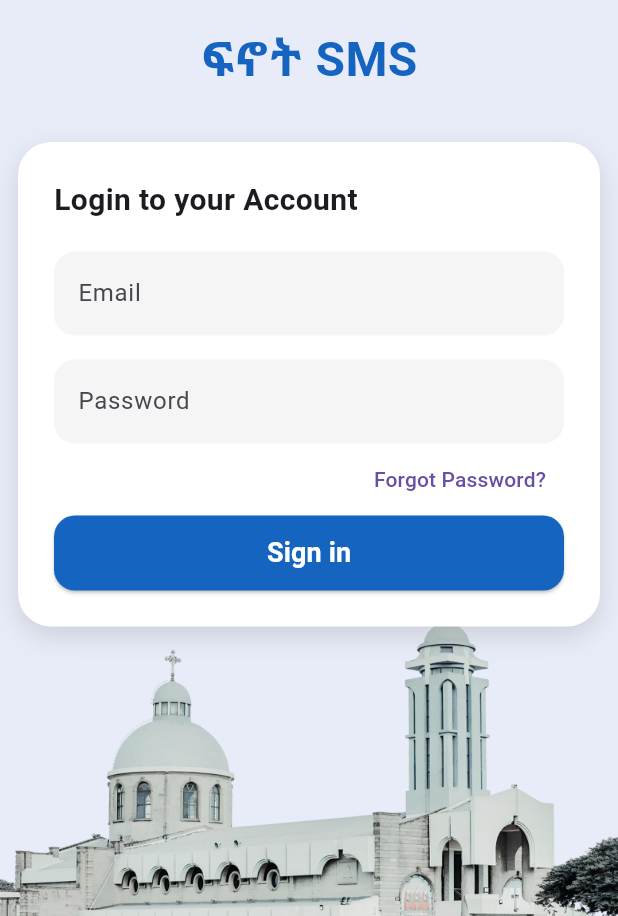
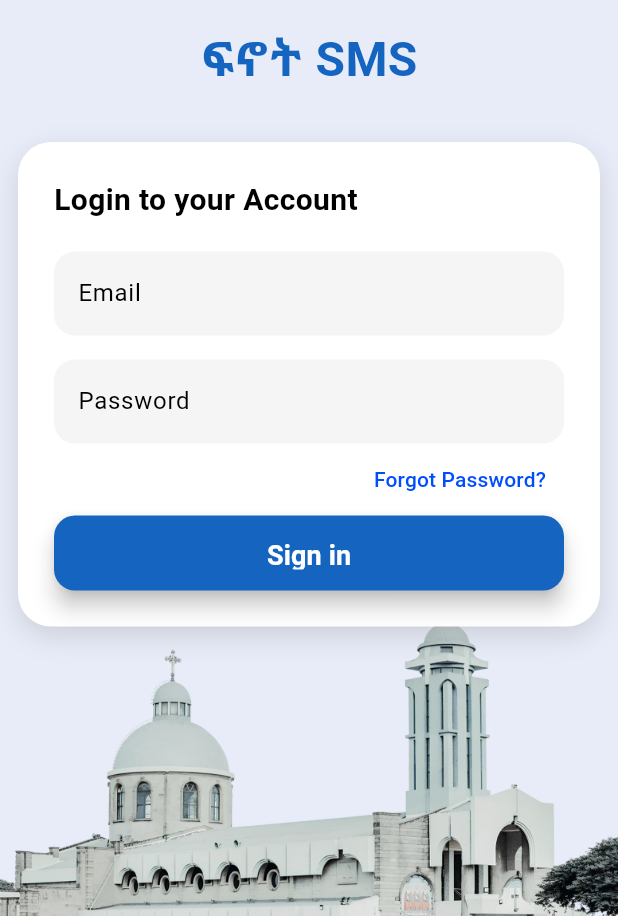
Before and after one commit to DarkerPrince/finote_sms, a Flutter app: the screen it shows after launch, on a phone screen of 412 x 824 dp, the part 320-1236 px from its top. Run offline on Flutter 3.47's test engine with Material 3 defaults, Android fonts, the phone set to English and light mode, and no system bars; our stand-ins replace firebase_auth, firebase_core, flutter_bloc, google_sign_in, shared_preferences; missing offline and left inert: another_telephony, ethiopian_datetime_picker; accounts and stored records are empty.

```diff
--- a/lib/main.dart
+++ b/lib/main.dart
@@ -1,5 +1,6 @@
 import 'package:finote_sms/logic/sms_event.dart';
 import 'package:finote_sms/login_page.dart';
+import 'package:finote_sms/presentation/AppColors.dart';
 import 'package:finote_sms/presentation/bulk_sms_page.dart';
 import 'package:firebase_core/firebase_core.dart';
 import 'package:flutter/material.dart';
@@ -25,8 +26,30 @@ class MyApp extends StatelessWidget {
       create: (_) => SmsBloc()..add(LoadGroupsEvent()),
       child: MaterialApp(
         title: 'Bulk SMS Manager',
-        theme: ThemeData(primarySwatch: Colors.blue),
         debugShowCheckedModeBanner: false,
+        theme: ThemeData(
+          // dark mode
+          colorScheme: ColorScheme.light(
+            primary: AppColors.primary,
+            secondary: AppColors.primary.withOpacity(0.8),
+          ),
+          appBarTheme: AppBarTheme(
+            backgroundColor: AppColors.primary,
+            foregroundColor: Colors.white,
+            elevation: 4,
+          ),
+          elevatedButtonTheme: ElevatedButtonThemeData(
+            style: ElevatedButton.styleFrom(
+              backgroundColor: AppColors.primary,
+              foregroundColor: Colors.white,
+              shape: RoundedRectangleBorder(
+                borderRadius: BorderRadius.circular(12),
+              ),
+              elevation: 6,
+              padding: const EdgeInsets.symmetric(vertical: 14, horizontal: 20),
+            ),
+          ),
+        ),
         home: AuthWrapper(),
       ),
     );
--- /dev/null
+++ b/lib/presentation/AppColors.dart
@@ -0,0 +1,7 @@
+// lib/theme/app_colors.dart
+import 'package:flutter/material.dart';
+
+class AppColors {
+  static const Color primary = Color(0xFF004DFB); // your main blue color
+  static const Color secondary = Color(0xFFEFB200); // optional lighter variant
+}
```
Also changed, not shown: assets/data/contacts.json (+19 -13 lines), lib/logic/sms_bloc.dart (+9 -0 lines), lib/presentation/bulk_sms_page.dart (+91 -15 lines), pubspec.yaml (+7 -0 lines), assets/image/icon.png (added), pubspec.lock, 1 other file.
